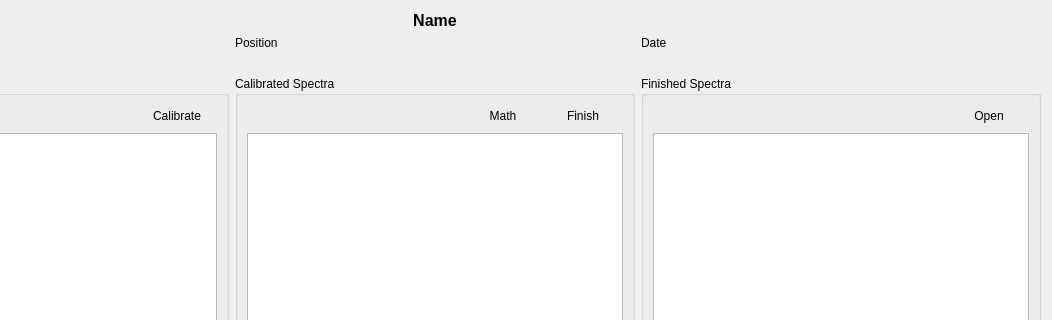
This is ui/project_widget.ui in GuLinux/PySpectrum as Qt 5 draws it before an edit; both pictures show x 182 to 1234 and y 0 to 320 of the 1234 by 703 pixel window. The edited form follows.
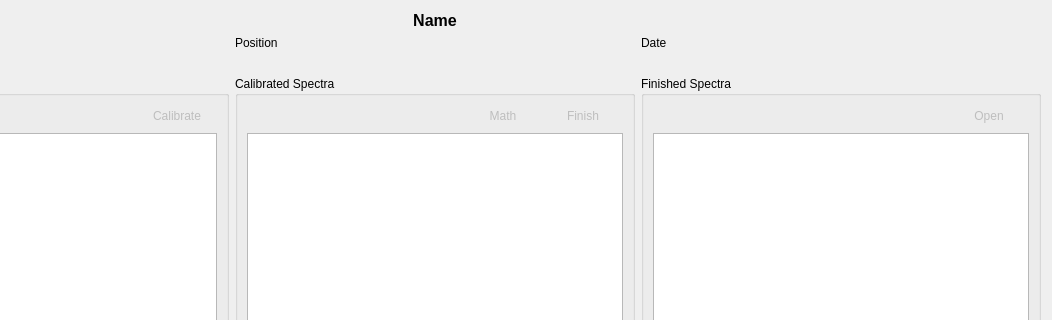
This is the edited form. Icons and pictures are not drawn.

Commit message: proper project saving for imported images

Diff of the .ui file:
```diff
--- a/ui/project_widget.ui
+++ b/ui/project_widget.ui
@@ -105,6 +105,9 @@
         </item>
         <item>
          <widget class="QPushButton" name="calibrate">
+          <property name="enabled">
+           <bool>false</bool>
+          </property>
           <property name="text">
            <string>Calibrate</string>
           </property>
@@ -164,6 +167,9 @@
         </item>
         <item>
          <widget class="QPushButton" name="math">
+          <property name="enabled">
+           <bool>false</bool>
+          </property>
           <property name="text">
            <string>Math</string>
           </property>
@@ -178,6 +184,9 @@
         </item>
         <item>
          <widget class="QPushButton" name="finish">
+          <property name="enabled">
+           <bool>false</bool>
+          </property>
           <property name="text">
            <string>Finish</string>
           </property>
@@ -237,6 +246,9 @@
         </item>
         <item>
          <widget class="QPushButton" name="open_finished">
+          <property name="enabled">
+           <bool>false</bool>
+          </property>
           <property name="text">
            <string>Open</string>
           </property>
```
Left out of the diff: 57 changed lines with no effect on the pictures. The commit also changes 6 other files.
